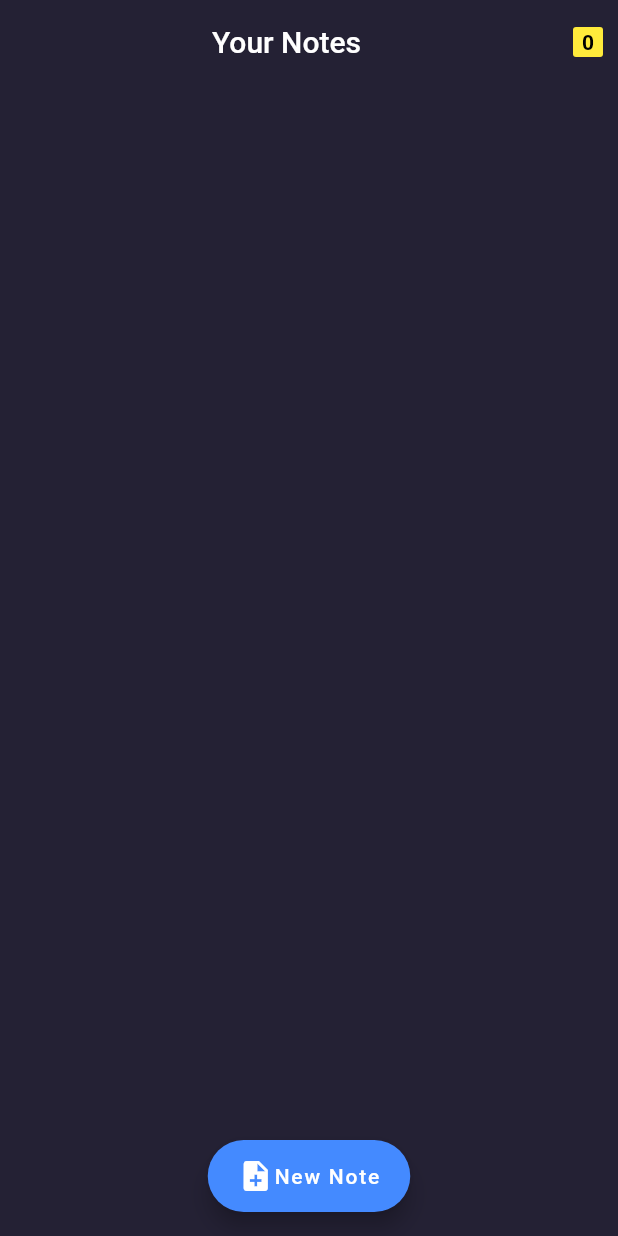
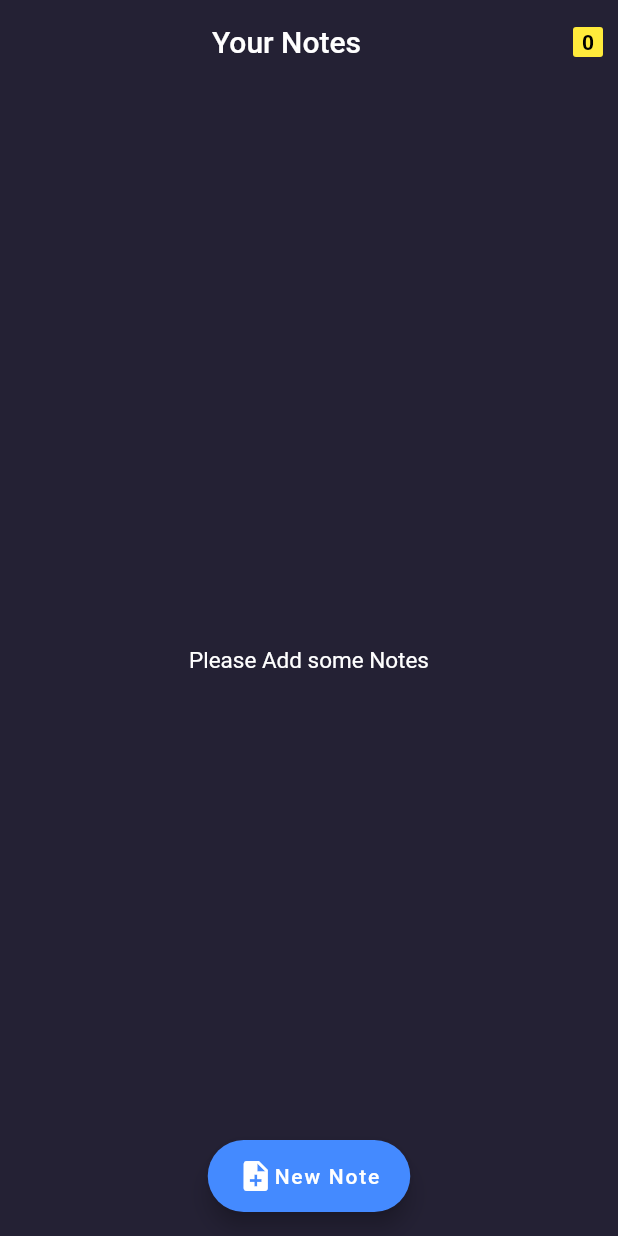
Before and after one commit to sayyedmuzammil/note_app, a Flutter app: the screen it shows after launch, on a phone screen of 412 x 824 dp. Run offline on Flutter 3.47's test engine with Material 2 defaults, Android fonts, the phone set to English and light mode, and no system bars; our stand-ins replace get, sizer.

Commit message:
task_done

```diff
--- a/lib/screens/my_home_page.dart
+++ b/lib/screens/my_home_page.dart
@@ -33,7 +33,13 @@ class MyHomePage extends StatelessWidget {
           width: double.infinity,
           child: GetBuilder<GetController>(builder: (controller) {
             //adding state management in card
-            return GridView.builder(
+            return controller.list_title.isEmpty //checking the list is empty
+                ? const Center(
+                    child: Text(
+                      "Please Add some Notes",
+                      style: TextStyle(color: Colors.white, fontSize: 15),
+                    ))
+                : GridView.builder(//if list is not empty showing this grid
                     gridDelegate: SliverGridDelegateWithMaxCrossAxisExtent(
                         maxCrossAxisExtent: 90.w,
                         childAspectRatio: 3 / 1.3,
```
Lines whose indentation alone changed are shown as unchanged.
